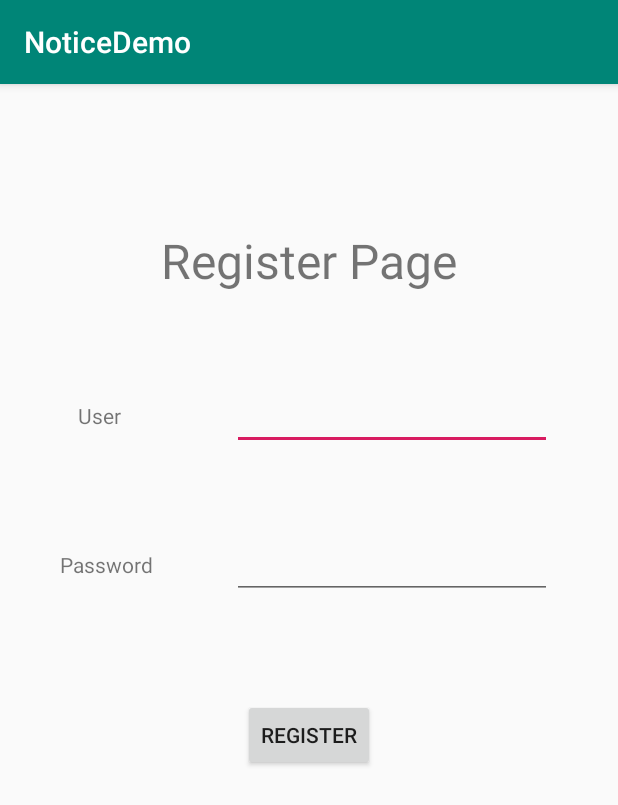
After one commit to KunoiSayami/1081-NoticeDemo, an Android app: the RegisterActivity screen opened directly, with no data from a screen before it, on a phone screen of 412 x 824 dp. The commit adds this screen. Shown: the top 805 px of the screen. Run offline under Robolectric (Android 15) with nearby library versions, the light colour scheme and no system bars; network calls fail.

Commit message:
Add support for register * Add in-app register page * Add Copyright statement to android project

```diff
--- a/AndroidClient/app/src/main/AndroidManifest.xml
+++ b/AndroidClient/app/src/main/AndroidManifest.xml
@@ -9,7 +9,8 @@
         android:roundIcon="@mipmap/ic_launcher_round"
         android:supportsRtl="true"
         android:theme="@style/AppTheme">
-        <activity android:name=".LoginActivity"></activity>
+        <activity android:name=".RegisterActivity"></activity>
+        <activity android:name=".LoginActivity" />
         <activity android:name=".MainActivity">
             <intent-filter>
                 <action android:name="android.intent.action.MAIN" />
--- /dev/null
+++ b/AndroidClient/app/src/main/java/org/example/u/noticedemo/RegisterActivity.java
@@ -0,0 +1,64 @@
+package org.example.u.noticedemo;
+
+import androidx.appcompat.app.AppCompatActivity;
+
+import android.os.Bundle;
+import android.view.View;
+import android.widget.Button;
+import android.widget.EditText;
+import android.widget.Toast;
+
+class NetworkRegisterException extends Exception {
+
+}
+
+public class RegisterActivity extends AppCompatActivity {
+
+	String TAG = "log_RegisterActivity";
+
+	EditText etRegUser, etRegPassword;
+	Button btRegister;
+
+	@Override
+	protected void onCreate(Bundle savedInstanceState) {
+		super.onCreate(savedInstanceState);
+		setContentView(R.layout.activity_register);
+		this.init();
+	}
+
+	void init() {
+		etRegUser = findViewById(R.id.etRegUser);
+		etRegPassword = findViewById(R.id.etRegPassword);
+		btRegister = findViewById(R.id.btRegister);
+
+		btRegister.setOnClickListener(new View.OnClickListener() {
+			@Override
+			public void onClick(View v) {
+				NetworkSupport networkSupport = new NetworkSupport();
+				String strRegUser = etRegUser.getText().toString();
+				String strRegPassword = etRegPassword.getText().toString();
+
+				if (strRegPassword.length() == 0) {
+					strRegUser = "test";
+					strRegPassword = "test";
+				}
+
+				try {
+					HttpRawResponse httpRawResponse =
+					networkSupport.doRegister(strRegUser, strRegPassword);
+					if (httpRawResponse.getStatus() == 200) {
+						//((EditText)findViewById(R.id.etUser)).setText(strRegUser);
+						//((EditText)findViewById(R.id.etPassword)).setText(strRegPassword);
+						Toast.makeText(RegisterActivity.this, "Register success", Toast.LENGTH_SHORT).show();
+						finish();
+					}
+					else {
+						throw new NetworkRegisterException();
+					}
+				} catch (Exception e){
+					e.printStackTrace();
+				}
+			}
+		});
+	}
+}
--- /dev/null
+++ b/AndroidClient/app/src/main/res/layout/activity_register.xml
@@ -0,0 +1,71 @@
+<?xml version="1.0" encoding="utf-8"?>
+<androidx.constraintlayout.widget.ConstraintLayout xmlns:android="http://schemas.android.com/apk/res/android"
+    xmlns:app="http://schemas.android.com/apk/res-auto"
+    xmlns:tools="http://schemas.android.com/tools"
+    android:layout_width="match_parent"
+    android:layout_height="match_parent"
+    tools:context=".RegisterActivity">
+
+    <TextView
+        android:id="@+id/txtRegisterTitle"
+        android:layout_width="wrap_content"
+        android:layout_height="wrap_content"
+        android:layout_marginTop="96dp"
+        android:text="@string/text_title_register_page"
+        android:textSize="32sp"
+        app:layout_constraintEnd_toEndOf="parent"
+        app:layout_constraintStart_toStartOf="parent"
+        app:layout_constraintTop_toTopOf="parent" />
+
+    <TextView
+        android:id="@+id/textRegUser"
+        android:layout_width="wrap_content"
+        android:layout_height="wrap_content"
+        android:layout_marginStart="52dp"
+        android:layout_marginTop="72dp"
+        android:text="@string/text_user"
+        app:layout_constraintStart_toStartOf="parent"
+        app:layout_constraintTop_toBottomOf="@+id/txtRegisterTitle" />
+
+    <TextView
+        android:id="@+id/textRegPassword"
+        android:layout_width="wrap_content"
+        android:layout_height="wrap_content"
+        android:layout_marginStart="40dp"
+        android:layout_marginTop="80dp"
+        android:text="@string/text_password"
+        app:layout_constraintStart_toStartOf="parent"
+        app:layout_constraintTop_toBottomOf="@+id/textRegUser" />
+
+    <EditText
+        android:id="@+id/etRegUser"
+        android:layout_width="wrap_content"
+        android:layout_height="wrap_content"
+        android:layout_marginEnd="44dp"
+        android:ems="10"
+        android:inputType="textPersonName"
+        app:layout_constraintBottom_toBottomOf="@+id/textRegUser"
+        app:layout_constraintEnd_toEndOf="parent"
+        app:layout_constraintTop_toTopOf="@+id/textRegUser" />
+
+    <EditText
+        android:id="@+id/etRegPassword"
+        android:layout_width="wrap_content"
+        android:layout_height="wrap_content"
+        android:layout_marginEnd="44dp"
+        android:ems="10"
+        android:inputType="textPassword"
+        app:layout_constraintBottom_toBottomOf="@+id/textRegPassword"
+        app:layout_constraintEnd_toEndOf="parent"
+        app:layout_constraintTop_toTopOf="@+id/textRegPassword" />
+
+    <Button
+        android:id="@+id/btRegister"
+        android:layout_width="wrap_content"
+        android:layout_height="wrap_content"
+        android:layout_marginTop="80dp"
+        android:text="@string/text_register"
+        app:layout_constraintEnd_toEndOf="parent"
+        app:layout_constraintStart_toStartOf="parent"
+        app:layout_constraintTop_toBottomOf="@+id/textRegPassword" />
+</androidx.constraintlayout.widget.ConstraintLayout>
--- a/AndroidClient/app/src/main/res/raw/config_default.json
+++ b/AndroidClient/app/src/main/res/raw/config_default.json
@@ -2,6 +2,7 @@
   "server_address": "https://example.com/",
   "pages": {
     "login": "login",
+    "register": "register",
     "token": "token",
     "do": "update",
     "refresh": "refresh"
--- a/AndroidClient/app/src/main/res/values/strings.xml
+++ b/AndroidClient/app/src/main/res/values/strings.xml
@@ -9,6 +9,7 @@
     <string name="token_field">token</string>
     <string name="do_field">token</string>
     <string name="refresh_field">refresh</string>
+    <string name="register_field">register</string>
     <!-- Json field name end -->
 
 
@@ -18,5 +19,11 @@
     <string name="text_password">Password</string>
     <string name="text_title_login_page">Login page</string>
     <string name="text_remember_password">Remember me</string>
+    <string name="text_register">Register</string>
     <!-- login page end -->
+
+    <!-- register page -->
+    <string name="text_title_register_page">Register Page</string>
+    <!-- register page end -->
+
 </resources>
```
Also changed, not shown: AndroidClient/app/src/main/java/org/example/u/noticedemo/DatabaseHelper.java (+19 -0 lines), AndroidClient/app/src/main/java/org/example/u/noticedemo/HttpRawResponse.java (+19 -0 lines), AndroidClient/app/src/main/java/org/example/u/noticedemo/JSONParser.java (+19 -0 lines), AndroidClient/app/src/main/java/org/example/u/noticedemo/LoginActivity.java (+32 -3 lines), AndroidClient/app/src/main/java/org/example/u/noticedemo/MainActivity.java (+20 -1 lines), AndroidClient/app/src/main/java/org/example/u/noticedemo/MyFirebaseMessagingService.java (+19 -0 lines), AndroidClient/app/src/main/java/org/example/u/noticedemo/NetworkSupport.java (+45 -3 lines), AndroidClient/app/src/main/java/org/example/u/noticedemo/SHA512Support.java (+19 -0 lines), AndroidClient/app/src/main/res/layout/activity_login.xml (+13 -3 lines), 3 other files.
